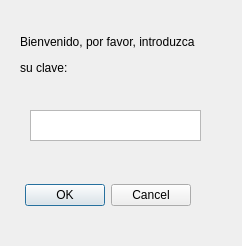
Qt form UI/Login.ui (xeyos/RM-Kaepora) before a commit.
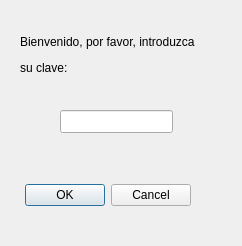
The same form after that commit.

The edit to the form file:
```diff
--- a/UI/Login.ui
+++ b/UI/Login.ui
@@ -48,13 +48,13 @@
     <bool>false</bool>
    </property>
   </widget>
-  <widget class="QTextEdit" name="txtPass">
+  <widget class="QLineEdit" name="txtPass">
    <property name="geometry">
     <rect>
-     <x>30</x>
+     <x>60</x>
      <y>110</y>
-     <width>171</width>
-     <height>31</height>
+     <width>113</width>
+     <height>23</height>
     </rect>
    </property>
   </widget>
```
Left out of the diff: 4 changed lines with no effect on the pictures.
